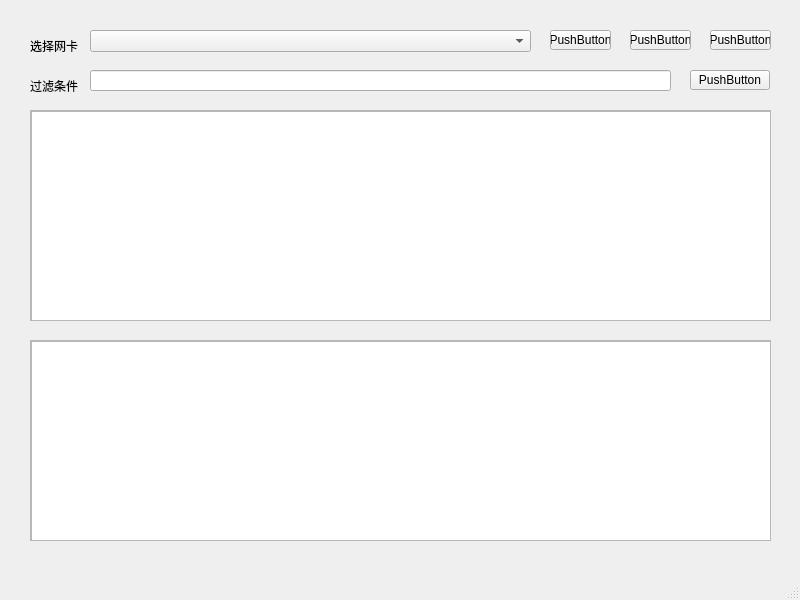
Above: mainwindow.ui from FunClip/ssniffer before the change. Below: the same form after it.
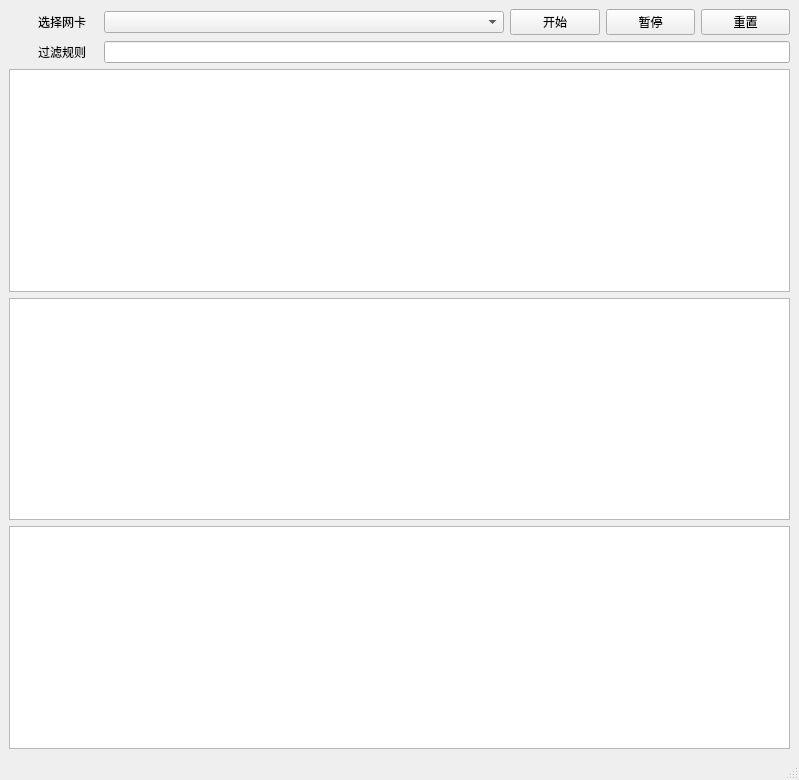
That is the form after the change.

What changed in the file:
```diff
--- a/mainwindow.ui
+++ b/mainwindow.ui
@@ -6,178 +6,162 @@
    <rect>
     <x>0</x>
     <y>0</y>
-    <width>800</width>
-    <height>600</height>
+    <width>799</width>
+    <height>780</height>
    </rect>
   </property>
   <property name="windowTitle">
    <string>MainWindow</string>
   </property>
   <widget class="QWidget" name="centralwidget">
-   <widget class="QComboBox" name="comboBox">
-    <property name="geometry">
-     <rect>
-      <x>90</x>
-      <y>30</y>
-      <width>441</width>
-      <height>22</height>
-     </rect>
-    </property>
-   </widget>
-   <widget class="QLineEdit" name="lineEdit">
-    <property name="geometry">
-     <rect>
-      <x>90</x>
-      <y>70</y>
-      <width>581</width>
-      <height>21</height>
-     </rect>
-    </property>
-   </widget>
-   <widget class="QLabel" name="label">
-    <property name="geometry">
-     <rect>
-      <x>30</x>
-      <y>40</y>
-      <width>54</width>
-      <height>12</height>
-     </rect>
-    </property>
-    <property name="text">
-     <string>选择网卡</string>
-    </property>
-   </widget>
-   <widget class="QLabel" name="label_2">
-    <property name="geometry">
-     <rect>
-      <x>30</x>
-      <y>80</y>
-      <width>54</width>
-      <height>12</height>
-     </rect>
-    </property>
-    <property name="text">
-     <string>过滤条件</string>
-    </property>
-   </widget>
-   <widget class="QScrollArea" name="scrollArea">
-    <property name="geometry">
-     <rect>
-      <x>30</x>
-      <y>110</y>
-      <width>741</width>
-      <height>211</height>
-     </rect>
-    </property>
-    <property name="widgetResizable">
-     <bool>true</bool>
-    </property>
-    <widget class="QWidget" name="scrollAreaWidgetContents">
-     <property name="geometry">
-      <rect>
-       <x>0</x>
-       <y>0</y>
-       <width>739</width>
-       <height>209</height>
-      </rect>
-     </property>
-     <widget class="QTableView" name="tableView">
-      <property name="geometry">
-       <rect>
-        <x>0</x>
-        <y>0</y>
-        <width>741</width>
-        <height>211</height>
-       </rect>
-      </property>
-     </widget>
-    </widget>
-   </widget>
-   <widget class="QScrollArea" name="scrollArea_2">
-    <property name="geometry">
-     <rect>
-      <x>30</x>
-      <y>340</y>
-      <width>741</width>
-      <height>201</height>
-     </rect>
-    </property>
-    <property name="widgetResizable">
-     <bool>true</bool>
-    </property>
-    <widget class="QWidget" name="scrollAreaWidgetContents_2">
-     <property name="geometry">
-      <rect>
-       <x>0</x>
-       <y>0</y>
-       <width>739</width>
-       <height>199</height>
-      </rect>
-     </property>
-     <widget class="QTextBrowser" name="textBrowser">
-      <property name="geometry">
-       <rect>
-        <x>0</x>
-        <y>0</y>
-        <width>741</width>
-        <height>201</height>
-       </rect>
-      </property>
-     </widget>
-    </widget>
-   </widget>
-   <widget class="QPushButton" name="pushButton">
-    <property name="geometry">
-     <rect>
-      <x>550</x>
-      <y>30</y>
-      <width>61</width>
-      <height>20</height>
-     </rect>
-    </property>
-    <property name="text">
-     <string>PushButton</string>
-    </property>
-   </widget>
-   <widget class="QPushButton" name="pushButton_2">
-    <property name="geometry">
-     <rect>
-      <x>690</x>
-      <y>70</y>
-      <width>80</width>
-      <height>20</height>
-     </rect>
-    </property>
-    <property name="text">
-     <string>PushButton</string>
-    </property>
-   </widget>
-   <widget class="QPushButton" name="pushButton_3">
-    <property name="geometry">
-     <rect>
-      <x>630</x>
-      <y>30</y>
-      <width>61</width>
-      <height>20</height>
-     </rect>
-    </property>
-    <property name="text">
-     <string>PushButton</string>
-    </property>
-   </widget>
-   <widget class="QPushButton" name="pushButton_4">
-    <property name="geometry">
-     <rect>
-      <x>710</x>
-      <y>30</y>
-      <width>61</width>
-      <height>20</height>
-     </rect>
-    </property>
-    <property name="text">
-     <string>PushButton</string>
-    </property>
-   </widget>
+   <layout class="QGridLayout" name="gridLayout_11">
+    <item row="0" column="3">
+     <layout class="QGridLayout" name="gridLayout_5">
+      <item row="0" column="0">
+       <widget class="QPushButton" name="pushButton_2">
+        <property name="maximumSize">
+         <size>
+          <width>100</width>
+          <height>16777215</height>
+         </size>
+        </property>
+        <property name="text">
+         <string>暂停</string>
+        </property>
+       </widget>
+      </item>
+     </layout>
+    </item>
+    <item row="4" column="0" colspan="5">
+     <layout class="QGridLayout" name="gridLayout_10">
+      <item row="0" column="0">
+       <widget class="QPlainTextEdit" name="plainTextEdit"/>
+      </item>
+     </layout>
+    </item>
+    <item row="0" column="1">
+     <layout class="QGridLayout" name="gridLayout_3">
+      <item row="0" column="0">
+       <widget class="QComboBox" name="comboBox">
+        <property name="minimumSize">
+         <size>
+          <width>400</width>
+          <height>0</height>
+         </size>
+        </property>
+       </widget>
+      </item>
+     </layout>
+    </item>
+    <item row="3" column="0" colspan="5">
+     <layout class="QGridLayout" name="gridLayout_9">
+      <item row="0" column="0">
+       <widget class="QPlainTextEdit" name="plainTextEdit_2"/>
+      </item>
+     </layout>
+    </item>
+    <item row="1" column="1" colspan="4">
+     <layout class="QGridLayout" name="gridLayout_7">
+      <item row="0" column="0">
+       <widget class="QLineEdit" name="lineEdit">
+        <property name="minimumSize">
+         <size>
+          <width>600</width>
+          <height>0</height>
+         </size>
+        </property>
+       </widget>
+      </item>
+     </layout>
+    </item>
+    <item row="0" column="4">
+     <layout class="QGridLayout" name="gridLayout_6">
+      <item row="0" column="0">
+       <widget class="QPushButton" name="pushButton_3">
+        <property name="maximumSize">
+         <size>
+          <width>100</width>
+          <height>16777215</height>
+         </size>
+        </property>
+        <property name="text">
+         <string>重置</string>
+        </property>
+       </widget>
+      </item>
+     </layout>
+    </item>
+    <item row="2" column="0" colspan="5">
+     <layout class="QGridLayout" name="gridLayout_8">
+      <item row="0" column="0">
+       <widget class="QTableWidget" name="tableWidget"/>
+      </item>
+     </layout>
+    </item>
+    <item row="0" column="2">
+     <layout class="QGridLayout" name="gridLayout_4">
+      <item row="0" column="0">
+       <widget class="QPushButton" name="pushButton">
+        <property name="maximumSize">
+         <size>
+          <width>100</width>
+          <height>16777215</height>
+         </size>
+        </property>
+        <property name="text">
+         <string>开始</string>
+        </property>
+       </widget>
+      </item>
+     </layout>
+    </item>
+    <item row="0" column="0">
+     <layout class="QGridLayout" name="gridLayout">
+      <item row="0" column="0" alignment="Qt::AlignRight">
+       <widget class="QLabel" name="label">
+        <property name="minimumSize">
+         <size>
+          <width>60</width>
+          <height>0</height>
+         </size>
+        </property>
+        <property name="maximumSize">
+         <size>
+          <width>120</width>
+          <height>16777215</height>
+         </size>
+        </property>
+        <property name="text">
+         <string>选择网卡</string>
+        </property>
+       </widget>
+      </item>
+     </layout>
+    </item>
+    <item row="1" column="0">
+     <layout class="QGridLayout" name="gridLayout_2">
+      <item row="0" column="0" alignment="Qt::AlignRight">
+       <widget class="QLabel" name="label_2">
+        <property name="minimumSize">
+         <size>
+          <width>60</width>
+          <height>0</height>
+         </size>
+        </property>
+        <property name="maximumSize">
+         <size>
+          <width>120</width>
+          <height>16777215</height>
+         </size>
+        </property>
+        <property name="text">
+         <string>过滤规则</string>
+        </property>
+       </widget>
+      </item>
+     </layout>
+    </item>
+   </layout>
   </widget>
   <widget class="QStatusBar" name="statusbar"/>
  </widget>
```
Left out of the diff: 2 changed lines with no effect on the pictures.
